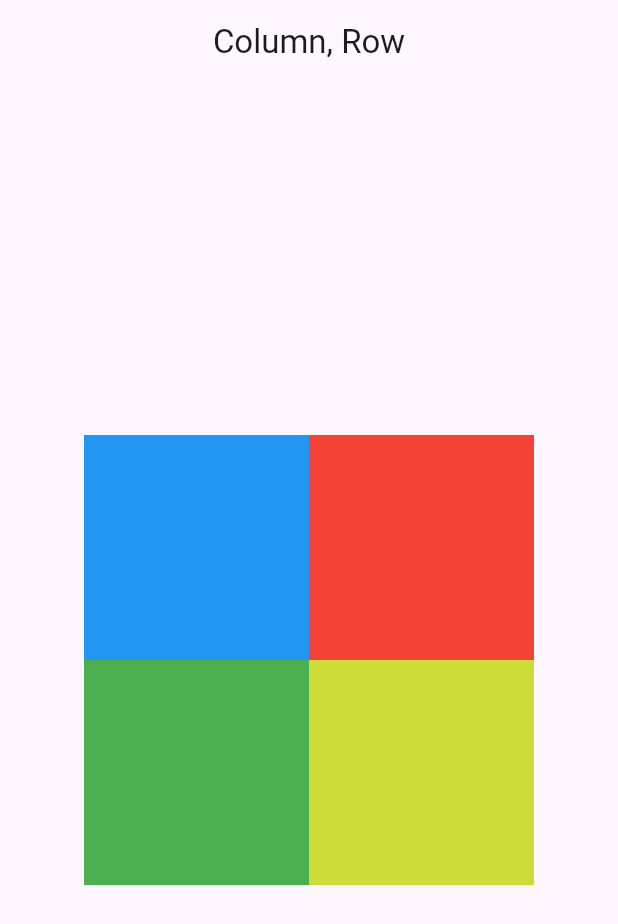
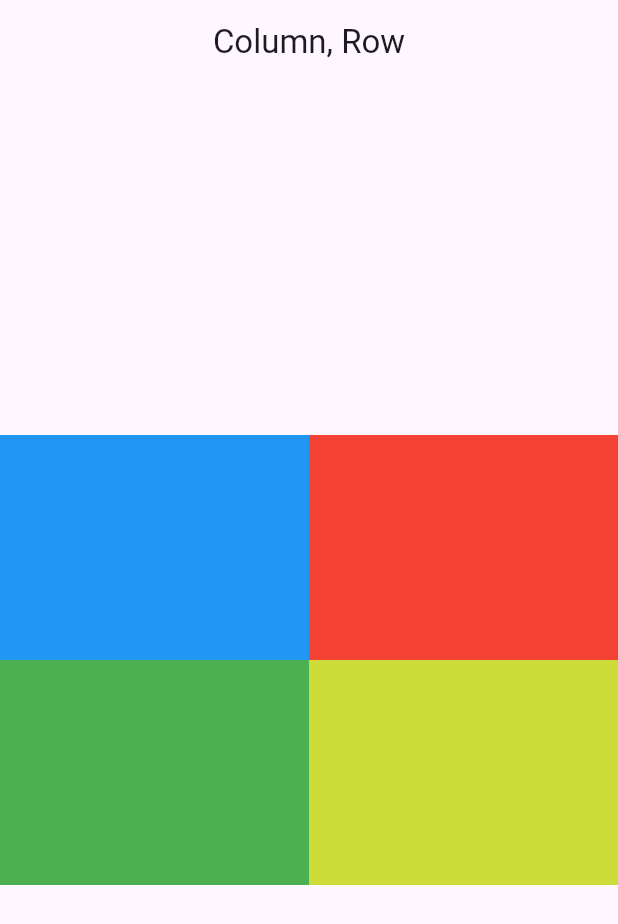
Before and after one commit to Lodny/core_courses, a Flutter app: the screen it shows after launch, on a phone screen of 412 x 824 dp. Shown: the top 924 px of the screen. Run offline on Flutter 3.47's test engine with Material 3 defaults, Android fonts, the phone set to English and light mode, and no system bars.

Commit message:
full sized in two ways

```diff
--- a/lib/page/scaffold_page.dart
+++ b/lib/page/scaffold_page.dart
@@ -18,12 +18,12 @@ class ScaffoldPage extends StatelessWidget {
               mainAxisAlignment: MainAxisAlignment.center,
               children: [
                 Container(
-                  width: 150,
+                  width: MediaQuery.of(context).size.width / 2,
                   height: 150,
                   color: Colors.blue,
                 ),
                 Container(
-                  width: 150,
+                  width: MediaQuery.of(context).size.width / 2,
                   height: 150,
                   color: Colors.red,
                 )
@@ -32,15 +32,17 @@ class ScaffoldPage extends StatelessWidget {
             Row(
               mainAxisAlignment: MainAxisAlignment.center,
               children: [
-                Container(
-                  width: 150,
-                  height: 150,
-                  color: Colors.green,
+                Expanded(
+                  child: Container(
+                    height: 150,
+                    color: Colors.green,
+                  ),
                 ),
-                Container(
-                  width: 150,
-                  height: 150,
-                  color: Colors.lime,
+                Expanded(
+                  child: Container(
+                    height: 150,
+                    color: Colors.lime,
+                  ),
                 )
               ],
             ),
```
